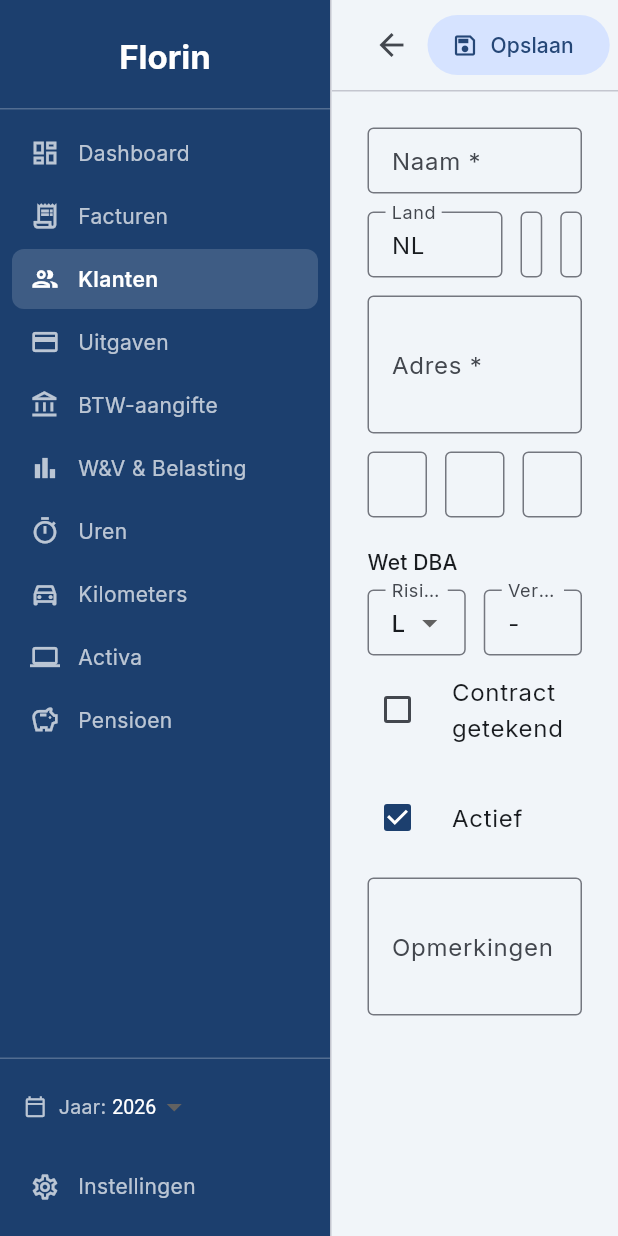
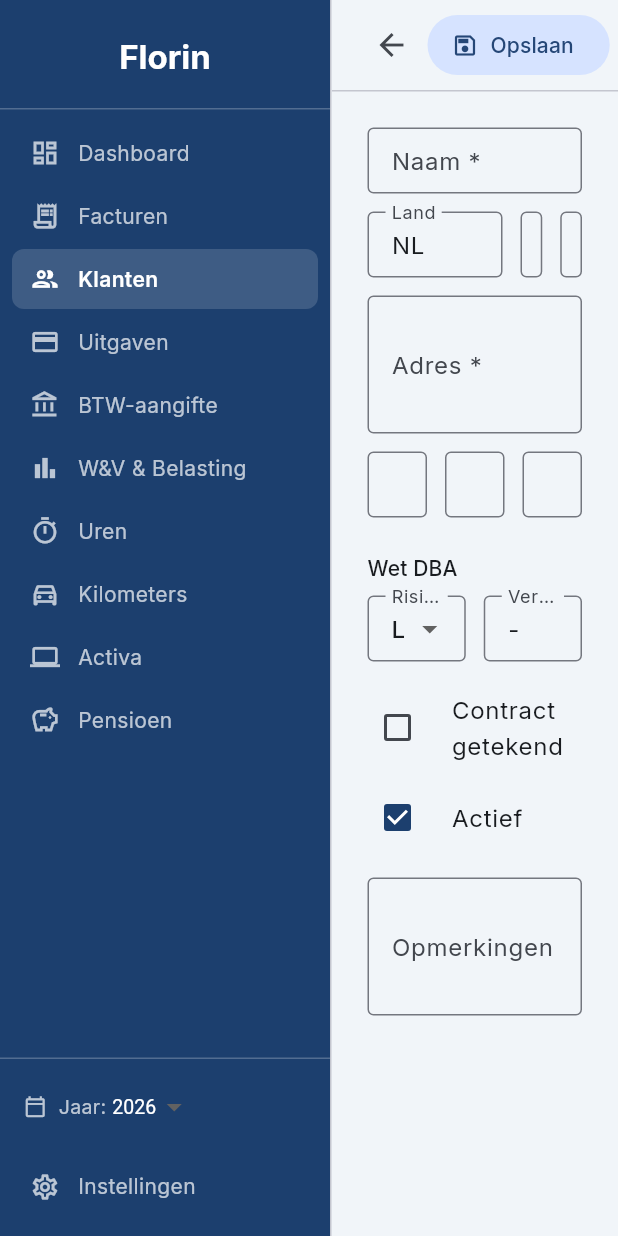
Before and after one commit to RashadAnsari/florin, a Flutter app: the ClientDetailPage screen opened by its route, on a phone screen of 412 x 824 dp. Run offline on Flutter 3.47's test engine with Material 3 defaults, Android fonts, the phone set to English and light mode, and no system bars; our stand-ins replace csv, drift, file_picker, flutter_riverpod, go_router, google_fonts and 3 more; missing offline and left inert: window_manager; accounts and stored records are empty; generated files the repository leaves out were written again.

Commit message:
Make the UI spacing consitent

```diff
--- a/lib/screens/assets/assets_screen.dart
+++ b/lib/screens/assets/assets_screen.dart
@@ -479,7 +479,7 @@ class _AssetFormState extends ConsumerState<_AssetForm> {
                       ],
                     ),
                   ),
-                  const SizedBox(height: 8),
+                  const SizedBox(height: 12),
                   CheckboxListTile(
                     value: _kiaEligible,
                     onChanged: (v) =>
--- a/lib/screens/clients/clients_screen.dart
+++ b/lib/screens/clients/clients_screen.dart
@@ -653,7 +653,7 @@ class _ClientFormState extends ConsumerState<_ClientForm> {
                       ),
                     ],
                   ),
-                  const SizedBox(height: 20),
+                  const SizedBox(height: 24),
                   Text(
                     AppLocalizations.of(context)!.clientsWetDba,
                     style: theme.textTheme.titleSmall,
@@ -724,7 +724,7 @@ class _ClientFormState extends ConsumerState<_ClientForm> {
                       ),
                     ],
                   ),
-                  const SizedBox(height: 4),
+                  const SizedBox(height: 12),
                   CheckboxListTile(
                     value: _contractSigned,
                     onChanged: (v) =>
@@ -735,7 +735,6 @@ class _ClientFormState extends ConsumerState<_ClientForm> {
                     controlAffinity: ListTileControlAffinity.leading,
                     contentPadding: EdgeInsets.zero,
                   ),
-                  const SizedBox(height: 12),
                   CheckboxListTile(
                     value: _isActive,
                     onChanged: (v) => setState(() => _isActive = v ?? true),
--- a/lib/screens/expenses/expenses_screen.dart
+++ b/lib/screens/expenses/expenses_screen.dart
@@ -665,7 +665,7 @@ class _ExpenseFormState extends ConsumerState<_ExpenseForm> {
                       ),
                     ],
                   ),
-                  const SizedBox(height: 20),
+                  const SizedBox(height: 24),
                   Container(
                     padding: const EdgeInsets.fromLTRB(16, 12, 16, 4),
                     decoration: BoxDecoration(
@@ -744,7 +744,7 @@ class _ExpenseFormState extends ConsumerState<_ExpenseForm> {
                             ),
                           ],
                         ),
-                        const SizedBox(height: 4),
+                        const SizedBox(height: 12),
                         CheckboxListTile(
                           value: _vatReclaimable,
                           onChanged: (v) {
--- a/lib/screens/first_launch/first_launch_screen.dart
+++ b/lib/screens/first_launch/first_launch_screen.dart
@@ -156,7 +156,7 @@ class _FirstLaunchScreenState extends ConsumerState<FirstLaunchScreen> {
                         ),
                       ],
                     ),
-                    const SizedBox(height: 28),
+                    const SizedBox(height: 24),
 
                     Text(
                       l.settingsBusinessSection,
@@ -255,7 +255,7 @@ class _FirstLaunchScreenState extends ConsumerState<FirstLaunchScreen> {
                         ),
                       ),
                     ],
-                    const SizedBox(height: 28),
+                    const SizedBox(height: 24),
                     SizedBox(
                       width: double.infinity,
                       child: FilledButton.icon(
--- a/lib/screens/hours/hours_screen.dart
+++ b/lib/screens/hours/hours_screen.dart
@@ -161,7 +161,7 @@ class _SummaryBar extends StatelessWidget {
                 ),
             ],
           ),
-          const SizedBox(height: 6),
+          const SizedBox(height: 8),
           ClipRRect(
             borderRadius: BorderRadius.circular(4),
             child: LinearProgressIndicator(
--- a/lib/screens/invoices/invoice_detail_panel.dart
+++ b/lib/screens/invoices/invoice_detail_panel.dart
@@ -659,7 +659,7 @@ class _InvoiceDetailPanelState extends ConsumerState<InvoiceDetailPanel> {
                       contentPadding: EdgeInsets.zero,
                       controlAffinity: ListTileControlAffinity.leading,
                     ),
-                    const SizedBox(height: 20),
+                    const SizedBox(height: 24),
                     // ── Line items ─────────────────────────────────────────────
                     Text(
                       AppLocalizations.of(context)!.invoiceFieldLines,
@@ -678,7 +678,7 @@ class _InvoiceDetailPanelState extends ConsumerState<InvoiceDetailPanel> {
                       ),
                       onPressed: _addLine,
                     ),
-                    const SizedBox(height: 20),
+                    const SizedBox(height: 24),
                     // ── Totals ─────────────────────────────────────────────────
                     Align(
                       alignment: Alignment.centerRight,
@@ -711,7 +711,7 @@ class _InvoiceDetailPanelState extends ConsumerState<InvoiceDetailPanel> {
                         ),
                       ),
                     ),
-                    const SizedBox(height: 20),
+                    const SizedBox(height: 24),
                     TextFormField(
                       controller: _notes,
                       decoration: InputDecoration(
--- a/lib/screens/mileage/mileage_screen.dart
+++ b/lib/screens/mileage/mileage_screen.dart
@@ -545,7 +545,7 @@ class _TripFormState extends ConsumerState<_TripForm> {
                         ? l.mileageValidatePurpose
                         : null,
                   ),
-                  const SizedBox(height: 8),
+                  const SizedBox(height: 12),
                   CheckboxListTile(
                     value: _routeDeviation,
                     onChanged: (v) =>
--- a/lib/screens/pl_tax/pl_tax_screen.dart
+++ b/lib/screens/pl_tax/pl_tax_screen.dart
@@ -289,9 +289,10 @@ class _PlTaxScreenState extends ConsumerState<PlTaxScreen> {
             ),
             style: Theme.of(context).textTheme.bodySmall,
           ),
-          const SizedBox(height: 32),
+          const SizedBox(height: 24),
 
           _head(l.plTaxSettingsSection, context),
+          const SizedBox(height: 8),
           CheckboxListTile(
             value: _claimZelfs,
             onChanged: (v) => setState(() => _claimZelfs = v ?? true),
--- a/lib/screens/settings/settings_screen.dart
+++ b/lib/screens/settings/settings_screen.dart
@@ -550,7 +550,7 @@ class _TaxParamsEditorState extends ConsumerState<_TaxParamsEditor> {
             ),
             const SizedBox(),
           ),
-          const SizedBox(height: 20),
+          const SizedBox(height: 24),
           FilledButton.icon(
             onPressed: _save,
             style: FilledButton.styleFrom(
```
Also changed, not shown: 1 other file.
